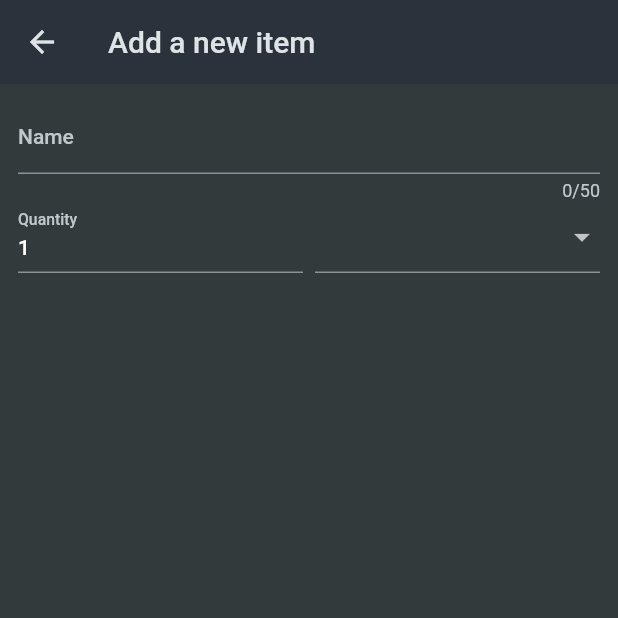
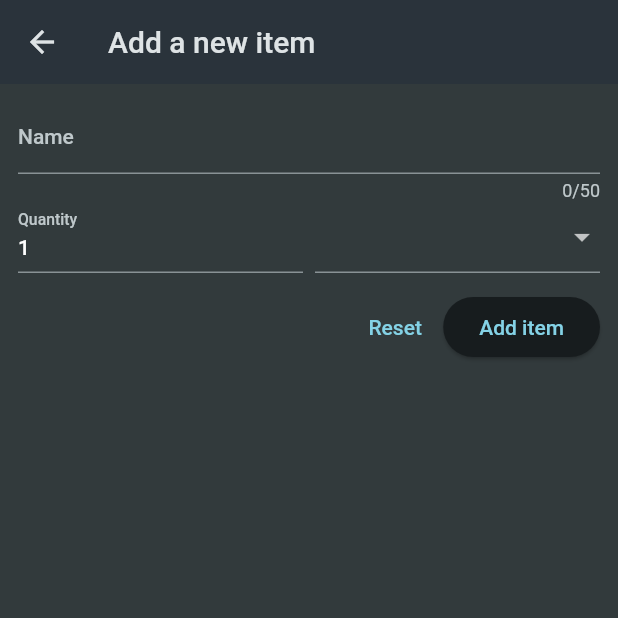
Before and after one commit to JoaoVitorLima242/shopping_list_flutter, a Flutter app: the NewItemScreen screen opened directly, on a phone screen of 412 x 824 dp, the top half of it. Run offline on Flutter 3.47's test engine with Material 2 defaults, Android fonts, the phone set to English and light mode, and no system bars.

Commit message:
adding buttons

```diff
--- a/lib/features/new_item/widgets/new_item_form.dart
+++ b/lib/features/new_item/widgets/new_item_form.dart
@@ -52,7 +52,21 @@ class NewItemForm extends StatelessWidget {
                 ),
               )
             ],
-          )
+          ),
+          const SizedBox(height: 12),
+          Row(
+            mainAxisAlignment: MainAxisAlignment.end,
+            children: [
+              TextButton(
+                onPressed: () {},
+                child: const Text('Reset'),
+              ),
+              ElevatedButton(
+                onPressed: () {},
+                child: const Text('Add item'),
+              )
+            ],
+          ),
         ],
       ),
     );
```
